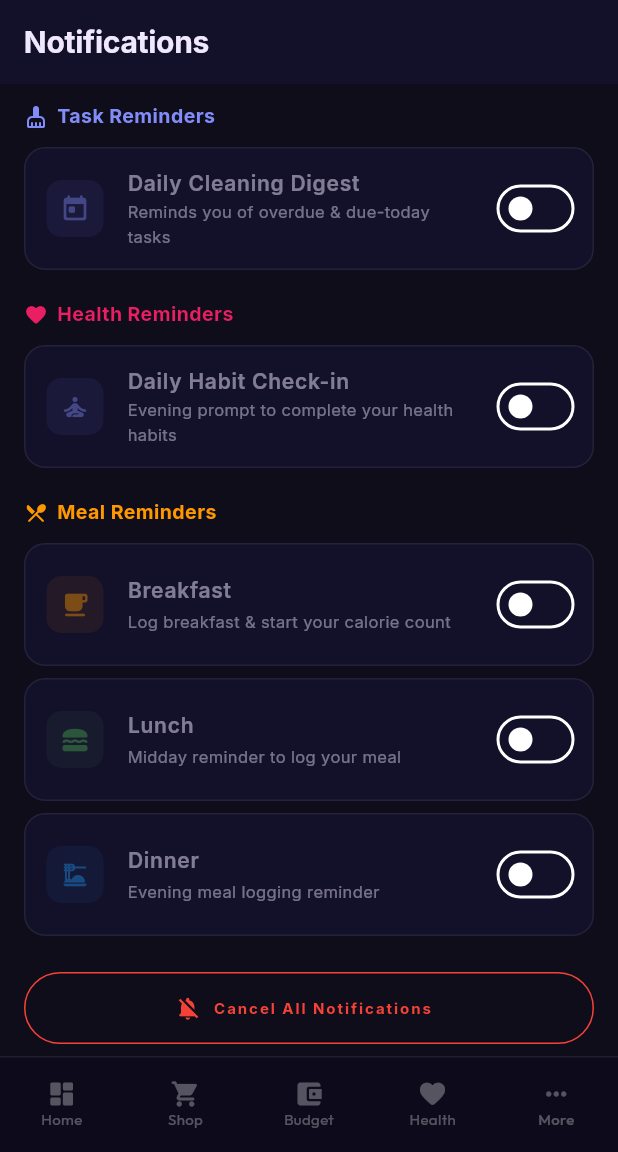
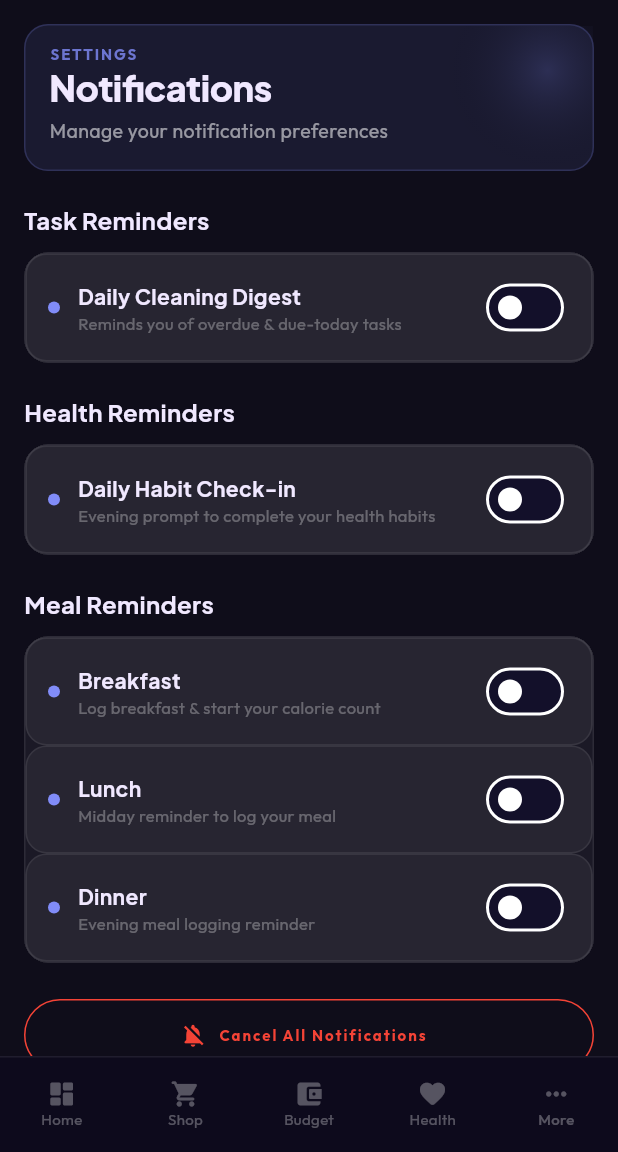
Before and after one commit to BalaMurugan2705/helper, a Flutter app: the NotificationSettingsScreen screen opened by its route, on a phone screen of 412 x 824 dp, the part 84-1236 px from its top. Run offline on Flutter 3.47's test engine with Material 3 defaults, Android fonts, the phone set to English and light mode, and no system bars; our stand-ins replace cloud_firestore, firebase_auth, firebase_core, fl_chart, flutter_local_notifications, flutter_riverpod and 6 more; accounts and stored records are empty.

Commit message:
feat: apply Aurora redesign to Notification Settings screen

```diff
--- a/lib/screens/settings/notification_settings_screen.dart
+++ b/lib/screens/settings/notification_settings_screen.dart
@@ -1,6 +1,9 @@
 import 'package:flutter/material.dart';
-import 'package:google_fonts/google_fonts.dart';
-import '../../core/theme/app_theme.dart';
+import '../../core/theme/app_colors.dart';
+import '../../core/theme/app_text_styles.dart';
+import '../../core/widgets/aurora_hero.dart';
+import '../../core/widgets/glass_card.dart';
+import '../../core/widgets/glass_tile.dart';
 import '../../services/notification_service.dart'
     hide NotificationSettings;
 import '../../services/notification_service.dart' show NotificationSettings;
@@ -168,33 +171,39 @@ class _NotificationSettingsScreenState
 
   @override
   Widget build(BuildContext context) {
-    final cs = Theme.of(context).colorScheme;
-
     if (_settings == null) {
       return const Scaffold(
-        body: Center(child: CircularProgressIndicator()),
+        body: Center(child: CircularProgressIndicator(strokeWidth: 2)),
       );
     }
 
     return Scaffold(
-      appBar: AppBar(
-        title: Text('Notifications',
-            style: GoogleFonts.inter(fontWeight: FontWeight.w700)),
-        centerTitle: false,
+      body: ListView(
+        padding: const EdgeInsets.fromLTRB(0, 0, 0, 80),
+        children: [
+          // ── Aurora Header ────────────────────────────────────
+          AuroraHero(
+            accent: AppColors.accentDashboard,
+            eyebrow: 'SETTINGS',
+            title: 'Notifications',
+            subtitle: 'Manage your notification preferences',
           ),
-      body: ListView(
-        padding: const EdgeInsets.fromLTRB(16, 12, 16, 80),
+
+          Padding(
+            padding: const EdgeInsets.fromLTRB(16, 20, 16, 0),
+            child: Column(
+              crossAxisAlignment: CrossAxisAlignment.start,
               children: [
-          // ── Permission banner ────────────────────────────────
+                // ── Permission banner ──────────────────────────
                 if (!_permissionGranted)
                   Container(
                     margin: const EdgeInsets.only(bottom: 16),
                     padding: const EdgeInsets.all(14),
                     decoration: BoxDecoration(
-                color: Colors.orange.withOpacity(0.12),
+                      color: Colors.orange.withValues(alpha: 0.12),
                       borderRadius: BorderRadius.circular(14),
-                border:
-                    Border.all(color: Colors.orange.withOpacity(0.35)),
+                      border: Border.all(
+                          color: Colors.orange.withValues(alpha: 0.35)),
                     ),
                     child: Row(
                       children: [
@@ -204,105 +213,149 @@ class _NotificationSettingsScreenState
                         Expanded(
                           child: Text(
                             'Notification permission not granted. Please enable it in app settings.',
-                      style: GoogleFonts.inter(
-                          fontSize: 12, color: Colors.orange),
+                            style: AppTextStyles.bodySmall.copyWith(
+                                color: Colors.orange),
                           ),
                         ),
                       ],
                     ),
                   ),
 
-          // ── Task Reminders ───────────────────────────────────
-          _SectionHeader(
-            icon: Icons.cleaning_services_rounded,
-            label: 'Task Reminders',
-            color: AppTheme.primaryPurple,
-          ),
-          _NotifTile(
-            icon: Icons.today_rounded,
+                // ── Task Reminders ─────────────────────────────
+                Text('Task Reminders',
+                    style: AppTextStyles.headlineSmall
+                        .copyWith(color: AppColors.textPrimary)),
+                const SizedBox(height: 10),
+                GlassCard(
+                  padding: const EdgeInsets.all(0),
+                  child: Column(
+                    children: [
+                      GlassTile(
+                        dotColor: AppColors.accentDashboard,
                         title: 'Daily Cleaning Digest',
                         subtitle: 'Reminds you of overdue & due-today tasks',
-            enabled: _taskEnabled,
-            time: _taskTime,
-            onToggle: _toggleTask,
-            onTimeTap: _changeTaskTime,
-            fmtTime: _fmtTime,
+                        trailing: Switch(
+                          value: _taskEnabled,
+                          onChanged: _toggleTask,
+                          activeThumbColor: AppColors.accentDashboard,
+                        ),
+                      ),
+                      if (_taskEnabled)
+                        _TimeRow(
+                          accent: AppColors.accentDashboard,
+                          label: 'Daily at ${_fmtTime(_taskTime)}',
+                          onTap: _changeTaskTime,
+                        ),
+                    ],
+                  ),
                 ),
                 const SizedBox(height: 20),
 
-          // ── Health Reminders ─────────────────────────────────
-          _SectionHeader(
-            icon: Icons.favorite_rounded,
-            label: 'Health Reminders',
-            color: Colors.pink,
+                // ── Health Reminders ───────────────────────────
+                Text('Health Reminders',
+                    style: AppTextStyles.headlineSmall
+                        .copyWith(color: AppColors.textPrimary)),
+                const SizedBox(height: 10),
+                GlassCard(
+                  padding: const EdgeInsets.all(0),
+                  child: Column(
+                    children: [
+                      GlassTile(
+                        dotColor: AppColors.accentDashboard,
+                        title: 'Daily Habit Check-in',
+                        subtitle:
+                            'Evening prompt to complete your health habits',
+                        trailing: Switch(
+                          value: _healthEnabled,
+                          onChanged: _toggleHealth,
+                          activeThumbColor: AppColors.accentDashboard,
                         ),
-          _NotifTile(
-            icon: Icons.self_improvement_rounded,
-            title: 'Daily Habit Check-in',
-            subtitle: 'Evening prompt to complete your health habits',
-            enabled: _healthEnabled,
-            time: _healthTime,
-            onToggle: _toggleHealth,
-            onTimeTap: _changeHealthTime,
-            fmtTime: _fmtTime,
+                      ),
+                      if (_healthEnabled)
+                        _TimeRow(
+                          accent: AppColors.accentDashboard,
+                          label: 'Daily at ${_fmtTime(_healthTime)}',
+                          onTap: _changeHealthTime,
+                        ),
+                    ],
+                  ),
                 ),
                 const SizedBox(height: 20),
 
-          // ── Meal Reminders ───────────────────────────────────
-          _SectionHeader(
-            icon: Icons.restaurant_menu_rounded,
-            label: 'Meal Reminders',
-            color: const Color(0xFFFF9800),
-          ),
-          _NotifTile(
-            icon: Icons.free_breakfast_rounded,
+                // ── Meal Reminders ─────────────────────────────
+                Text('Meal Reminders',
+                    style: AppTextStyles.headlineSmall
+                        .copyWith(color: AppColors.textPrimary)),
+                const SizedBox(height: 10),
+                GlassCard(
+                  padding: const EdgeInsets.all(0),
+                  child: Column(
+                    children: [
+                      GlassTile(
+                        dotColor: AppColors.accentDashboard,
                         title: 'Breakfast',
                         subtitle: 'Log breakfast & start your calorie count',
-            enabled: _breakfastEnabled,
-            time: _breakfastTime,
-            onToggle: _toggleBreakfast,
-            onTimeTap: _changeBreakfastTime,
-            fmtTime: _fmtTime,
-            accentColor: const Color(0xFFFF9800),
+                        trailing: Switch(
+                          value: _breakfastEnabled,
+                          onChanged: _toggleBreakfast,
+                          activeThumbColor: AppColors.accentDashboard,
                         ),
-          const SizedBox(height: 8),
-          _NotifTile(
-            icon: Icons.lunch_dining_rounded,
+                      ),
+                      if (_breakfastEnabled)
+                        _TimeRow(
+                          accent: AppColors.accentDashboard,
+                          label: 'Daily at ${_fmtTime(_breakfastTime)}',
+                          onTap: _changeBreakfastTime,
+                        ),
+                      GlassTile(
+                        dotColor: AppColors.accentDashboard,
                         title: 'Lunch',
                         subtitle: 'Midday reminder to log your meal',
-            enabled: _lunchEnabled,
-            time: _lunchTime,
-            onToggle: _toggleLunch,
-            onTimeTap: _changeLunchTime,
-            fmtTime: _fmtTime,
-            accentColor: const Color(0xFF4CAF50),
+                        trailing: Switch(
+                          value: _lunchEnabled,
+                          onChanged: _toggleLunch,
+                          activeThumbColor: AppColors.accentDashboard,
                         ),
-          const SizedBox(height: 8),
-          _NotifTile(
-            icon: Icons.dinner_dining_rounded,
+                      ),
+                      if (_lunchEnabled)
+                        _TimeRow(
+                          accent: AppColors.accentDashboard,
+                          label: 'Daily at ${_fmtTime(_lunchTime)}',
+                          onTap: _changeLunchTime,
+                        ),
+                      GlassTile(
+                        dotColor: AppColors.accentDashboard,
                         title: 'Dinner',
                         subtitle: 'Evening meal logging reminder',
-            enabled: _dinnerEnabled,
-            time: _dinnerTime,
-            onToggle: _toggleDinner,
-            onTimeTap: _changeDinnerTime,
-            fmtTime: _fmtTime,
-            accentColor: const Color(0xFF2196F3),
+                        trailing: Switch(
+                          value: _dinnerEnabled,
+                          onChanged: _toggleDinner,
+                          activeThumbColor: AppColors.accentDashboard,
+                        ),
+                      ),
+                      if (_dinnerEnabled)
+                        _TimeRow(
+                          accent: AppColors.accentDashboard,
+                          label: 'Daily at ${_fmtTime(_dinnerTime)}',
+                          onTap: _changeDinnerTime,
+                        ),
+                    ],
+                  ),
                 ),
                 const SizedBox(height: 24),
 
-          // ── Cancel all ───────────────────────────────────────
+                // ── Cancel all ─────────────────────────────────
                 OutlinedButton.icon(
                   onPressed: () async {
+                    final messenger = ScaffoldMessenger.of(context);
                     final confirm = await showDialog<bool>(
                       context: context,
                       builder: (ctx) => AlertDialog(
                         title: Text('Cancel All Notifications',
-                      style: GoogleFonts.inter(
-                          fontWeight: FontWeight.w700)),
+                            style: AppTextStyles.headlineSmall),
                         content: Text(
                             'This will cancel all scheduled notifications.',
-                      style: GoogleFonts.inter()),
+                            style: AppTextStyles.bodyMedium),
                         actions: [
                           TextButton(
                               onPressed: () => Navigator.pop(ctx, false),
@@ -319,7 +372,7 @@ class _NotificationSettingsScreenState
                       await _svc.cancelAll();
                       await _load();
                       if (mounted) {
-                  ScaffoldMessenger.of(context).showSnackBar(
+                        messenger.showSnackBar(
                           const SnackBar(
                               content:
                                   Text('All notifications cancelled.')),
@@ -330,10 +383,14 @@ class _NotificationSettingsScreenState
                   icon: const Icon(Icons.notifications_off_rounded,
                       color: Colors.red),
                   label: Text('Cancel All Notifications',
-                style: GoogleFonts.inter(color: Colors.red)),
+                      style: AppTextStyles.labelLarge
+                          .copyWith(color: Colors.red)),
                   style: OutlinedButton.styleFrom(
                     side: const BorderSide(color: Colors.red),
                     minimumSize: const Size.fromHeight(48),
+                  ),
+                ),
+              ],
             ),
           ),
         ],
@@ -342,153 +399,42 @@ class _NotificationSettingsScreenState
   }
 }
 
-// ─── Section header ───────────────────────────────────────────────
+// ─── Time row ─────────────────────────────────────────────────────
 
-class _SectionHeader extends StatelessWidget {
-  final IconData icon;
+class _TimeRow extends StatelessWidget {
+  final Color accent;
   final String label;
-  final Color color;
-  const _SectionHeader(
-      {required this.icon, required this.label, required this.color});
+  final VoidCallback onTap;
 
-  @override
-  Widget build(BuildContext context) {
-    return Padding(
-      padding: const EdgeInsets.only(bottom: 10),
-      child: Row(
-        children: [
-          Icon(icon, size: 16, color: color),
-          const SizedBox(width: 6),
-          Text(
-            label,
-            style: GoogleFonts.inter(
-              fontSize: 13,
-              fontWeight: FontWeight.w700,
-              color: color,
-              letterSpacing: 0.3,
-            ),
-          ),
-        ],
-      ),
-    );
-  }
-}
-
-// ─── Notification tile ────────────────────────────────────────────
-
-class _NotifTile extends StatelessWidget {
-  final IconData icon;
-  final String title;
-  final String subtitle;
-  final bool enabled;
-  final TimeOfDay time;
-  final ValueChanged<bool> onToggle;
-  final VoidCallback onTimeTap;
-  final String Function(TimeOfDay) fmtTime;
-  final Color accentColor;
-
-  const _NotifTile({
-    required this.icon,
-    required this.title,
-    required this.subtitle,
-    required this.enabled,
-    required this.time,
-    required this.onToggle,
-    required this.onTimeTap,
-    required this.fmtTime,
-    this.accentColor = AppTheme.primaryPurple,
+  const _TimeRow({
+    required this.accent,
+    required this.label,
+    required this.onTap,
   });
 
   @override
   Widget build(BuildContext context) {
-    final cs = Theme.of(context).colorScheme;
-    return AnimatedContainer(
-      duration: const Duration(milliseconds: 200),
-      decoration: BoxDecoration(
-        color: enabled
-            ? accentColor.withOpacity(0.06)
-            : cs.surfaceContainerHighest,
-        borderRadius: BorderRadius.circular(14),
-        border: Border.all(
-          color: enabled
-              ? accentColor.withOpacity(0.3)
-              : cs.onSurface.withOpacity(0.08),
-        ),
-      ),
-      child: Column(
-        children: [
-          ListTile(
-            contentPadding:
-                const EdgeInsets.fromLTRB(14, 4, 8, 4),
-            leading: Container(
-              width: 38,
-              height: 38,
-              decoration: BoxDecoration(
-                color: accentColor.withOpacity(enabled ? 0.15 : 0.07),
-                borderRadius: BorderRadius.circular(10),
-              ),
-              child: Icon(icon,
-                  color:
-                      accentColor.withOpacity(enabled ? 1.0 : 0.4),
-                  size: 20),
-            ),
-            title: Text(
-              title,
-              style: GoogleFonts.inter(
-                fontSize: 14,
-                fontWeight: FontWeight.w600,
-                color: cs.onSurface
-                    .withOpacity(enabled ? 1.0 : 0.5),
-              ),
-            ),
-            subtitle: Text(
-              subtitle,
-              style: GoogleFonts.inter(
-                fontSize: 11,
-                color: cs.onSurface.withOpacity(0.45),
-              ),
-            ),
-            trailing: Switch(
-              value: enabled,
-              onChanged: onToggle,
-              activeColor: accentColor,
-            ),
-          ),
-          if (enabled) ...[
-            Divider(
-                height: 1,
-                color: accentColor.withOpacity(0.15)),
-            InkWell(
-              onTap: onTimeTap,
-              borderRadius: const BorderRadius.vertical(
-                  bottom: Radius.circular(14)),
+    return InkWell(
+      onTap: onTap,
       child: Padding(
-                padding: const EdgeInsets.symmetric(
-                    horizontal: 14, vertical: 10),
+        padding: const EdgeInsets.symmetric(horizontal: 14, vertical: 10),
         child: Row(
           children: [
             Icon(Icons.access_time_rounded,
-                        size: 15,
-                        color: accentColor.withOpacity(0.7)),
+                size: 15, color: accent.withValues(alpha: 0.7)),
             const SizedBox(width: 8),
             Text(
-                      'Daily at ${fmtTime(time)}',
-                      style: GoogleFonts.inter(
-                        fontSize: 13,
-                        color: accentColor,
+              label,
+              style: AppTextStyles.bodyMedium.copyWith(
+                color: accent,
                 fontWeight: FontWeight.w600,
               ),
             ),
             const Spacer(),
             Icon(Icons.edit_rounded,
-                        size: 14,
-                        color: accentColor.withOpacity(0.5)),
+                size: 14, color: accent.withValues(alpha: 0.5)),
           ],
         ),
-              ),
-            ),
-          ],
-        ],
       ),
     );
   }
```
Lines whose indentation alone changed are shown as unchanged.
